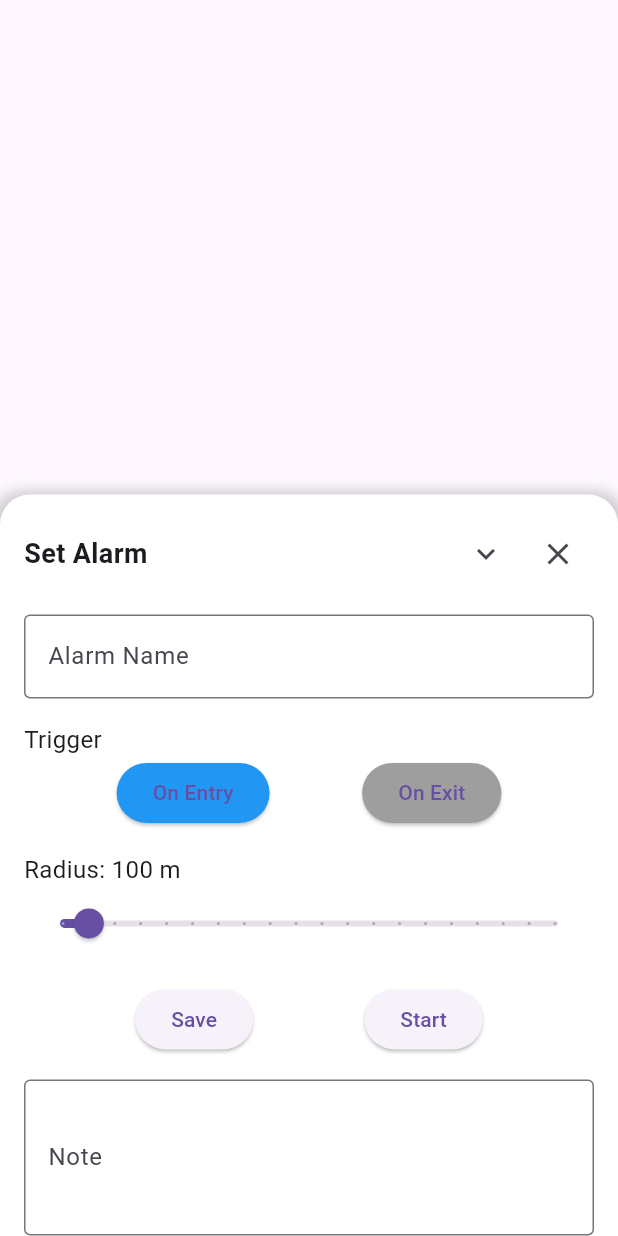
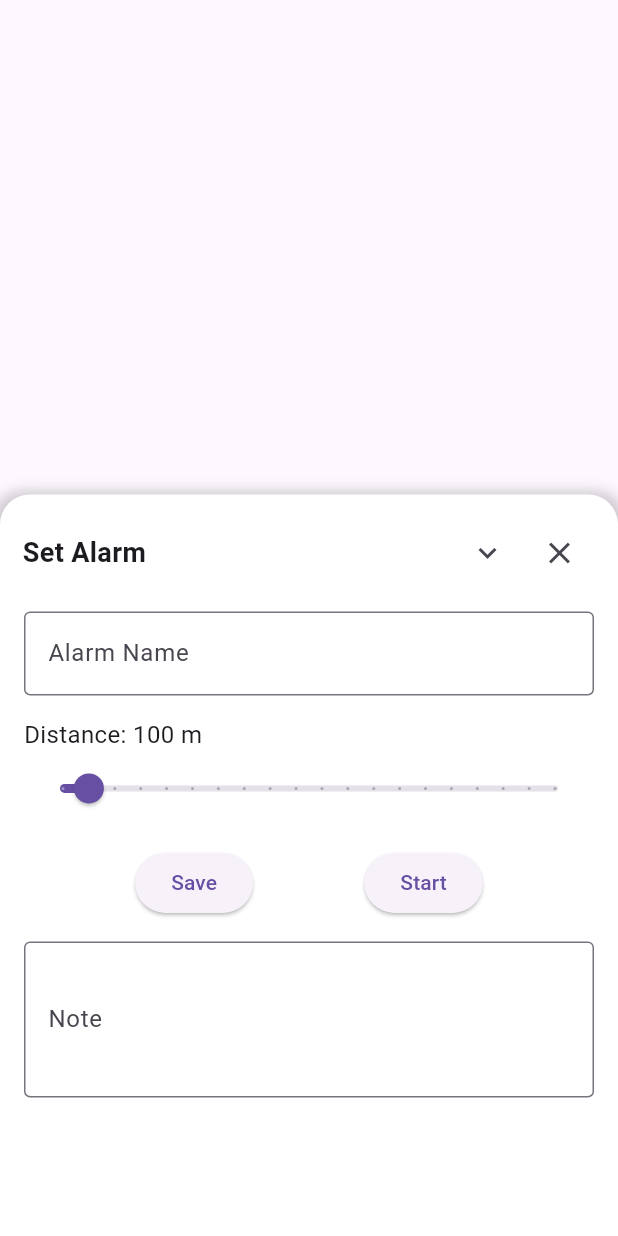
Before and after one commit to enzouro/WakeNav, a Flutter app: the AlarmDrawer widget shown alone on an empty page, opened directly with empty values, after a tap on the "expand less" icon, on a phone screen of 412 x 824 dp. Run offline on Flutter 3.47's test engine with Material 3 defaults, Android fonts, the phone set to English and light mode, and no system bars; our stand-ins replace flutter_map, geolocator, latlong2, shared_preferences; missing offline and left inert: flutter_map_cancellable_tile_provider; accounts and stored records are empty.

Commit message:
Alarm Drawer edited, Save function created

```diff
--- /dev/null
+++ b/wakenav/lib/models/alarm.dart
@@ -0,0 +1,45 @@
+// models/alarm.dart
+
+class Alarm {
+  final String id;
+  final String name;
+  final double distance;
+  final String note;
+  final double latitude;
+  final double longitude;
+  bool isActive;
+
+  Alarm({
+    required this.id,
+    required this.name,
+    required this.distance,
+    this.note = '',
+    required this.latitude,
+    required this.longitude,
+    this.isActive = false,
+  });
+
+  Map<String, dynamic> toJson() {
+    return {
+      'id': id,
+      'name': name,
+      'distance': distance,
+      'note': note,
+      'latitude': latitude,
+      'longitude': longitude,
+      'isActive': isActive,
+    };
+  }
+
+  factory Alarm.fromJson(Map<String, dynamic> json) {
+    return Alarm(
+      id: json['id'],
+      name: json['name'],
+      distance: json['distance'],
+      note: json['note'],
+      latitude: json['latitude'],
+      longitude: json['longitude'],
+      isActive: json['isActive'],
+    );
+  }
+}
--- a/wakenav/lib/widget/alarm_drawer.dart
+++ b/wakenav/lib/widget/alarm_drawer.dart
@@ -1,17 +1,25 @@
 // alarm_drawer.dart
 
 import 'package:flutter/material.dart';
+import 'package:shared_preferences/shared_preferences.dart';
+import 'dart:convert';
+import '../models/alarm.dart';
+import 'package:uuid/uuid.dart';
 
 class AlarmDrawer extends StatefulWidget {
   final Function onCancel;
-  final Function onSave;
+  final Function(Alarm) onSave;
   final Function onStart;
+  final double latitude;
+  final double longitude;
 
   const AlarmDrawer({
     Key? key,
     required this.onCancel,
     required this.onSave,
     required this.onStart,
+    required this.latitude,
+    required this.longitude,
   }) : super(key: key);
 
   @override
@@ -20,12 +28,13 @@ class AlarmDrawer extends StatefulWidget {
 
 class _AlarmDrawerState extends State<AlarmDrawer> {
   bool _isExpanded = false;
-  bool _onEntry = true;
-  bool _onExit = false;
-  double _radius = 100.0;
+  double _distance = 100.0;
   TextEditingController _alarmNameController = TextEditingController();
   TextEditingController _noteController = TextEditingController();
   DraggableScrollableController _draggableController = DraggableScrollableController();
+
+  final double _collapsedSize = 0.4;
+  final double _expandedSize = 0.6;
 
   @override
   void initState() {
@@ -39,21 +48,67 @@ class _AlarmDrawerState extends State<AlarmDrawer> {
     _draggableController.dispose();
     super.dispose();
   }
-
   void _onDraggableChange() {
     final size = _draggableController.size;
     setState(() {
-      _isExpanded = size > 0.55; // Expanded when over 55% of the screen
+      _isExpanded = size > (_collapsedSize + _expandedSize) / 2;
     });
   }
+
+
+  void _toggleExpansion() {
+    final targetSize = _isExpanded ? _collapsedSize : _expandedSize;
+    _draggableController.animateTo(
+      targetSize,
+      duration: Duration(milliseconds: 300),
+      curve: Curves.easeInOut,
+    );
+    setState(() {
+      _isExpanded = !_isExpanded;
+    });
+  }
+
+  Future<void> _saveAlarm() async {
+    final prefs = await SharedPreferences.getInstance();
+    final alarm = Alarm(
+      id: Uuid().v4(),
+      name: _alarmNameController.text,
+      distance: _distance,
+      note: _noteController.text,
+      latitude: widget.latitude,
+      longitude: widget.longitude,
+    );
+
+    // Get existing alarms
+    final String? alarmsJson = prefs.getString('alarms');
+    List<Alarm> alarms = [];
+    if (alarmsJson != null) {
+      final List<dynamic> decodedAlarms = jsonDecode(alarmsJson);
+      alarms = decodedAlarms.map((e) => Alarm.fromJson(e)).toList();
+    }
+
+    // Add new alarm
+    alarms.add(alarm);
+
+    // Save updated alarms list
+    await prefs.setString('alarms', jsonEncode(alarms.map((e) => e.toJson()).toList()));
+
+    // Call the onSave callback
+    widget.onSave(alarm);
+
+    // Close the drawer
+    widget.onCancel();
+  }
+
+
 
   @override
   Widget build(BuildContext context) {
     return DraggableScrollableSheet(
       controller: _draggableController,
-      initialChildSize: 0.5,
-      minChildSize: 0.5,
-      maxChildSize: 0.6,
+      initialChildSize: _collapsedSize,
+      minChildSize: _collapsedSize,
+      maxChildSize: _expandedSize,
       builder: (_, controller) {
         return Container(
           decoration: BoxDecoration(
@@ -71,7 +126,7 @@ class _AlarmDrawerState extends State<AlarmDrawer> {
           child: Column(
             children: [
               Padding(
-                padding: const EdgeInsets.all(16.0),
+                padding: const EdgeInsets.all(15.0),
                 child: Row(
                   mainAxisAlignment: MainAxisAlignment.spaceBetween,
                   children: [
@@ -80,13 +135,7 @@ class _AlarmDrawerState extends State<AlarmDrawer> {
                       children: [
                         IconButton(
                           icon: Icon(_isExpanded ? Icons.expand_more : Icons.expand_less),
-                          onPressed: () {
-                            if (_isExpanded) {
-                              _draggableController.animateTo(0.5, duration: Duration(milliseconds: 300), curve: Curves.easeInOut);
-                            } else {
-                              _draggableController.animateTo(0.6, duration: Duration(milliseconds: 300), curve: Curves.easeInOut);
-                            }
-                          },
+                          onPressed: _toggleExpansion,  // Use the new _toggleExpansion method
                         ),
                         IconButton(
                           icon: Icon(Icons.close),
@@ -109,56 +158,25 @@ class _AlarmDrawerState extends State<AlarmDrawer> {
                         border: OutlineInputBorder(),
                       ),
                     ),
-                    SizedBox(height: 16),
-                    Text('Trigger', style: TextStyle(fontSize: 16)),
-                    Row(
-                      mainAxisAlignment: MainAxisAlignment.spaceEvenly,
-                      children: [
-                        ElevatedButton(
-                          onPressed: () {
-                            setState(() {
-                              _onEntry = true;
-                              _onExit = false;
-                            });
-                          },
-                          style: ElevatedButton.styleFrom(
-                            backgroundColor: _onEntry ? Colors.blue : Colors.grey,
-                          ),
-                          child: Text('On Entry'),
-                        ),
-                        ElevatedButton(
-                          onPressed: () {
-                            setState(() {
-                              _onEntry = false;
-                              _onExit = true;
-                            });
-                          },
-                          style: ElevatedButton.styleFrom(
-                            backgroundColor: _onExit ? Colors.blue : Colors.grey,
-                          ),
-                          child: Text('On Exit'),
-                        ),
-                      ],
-                    ),
-                    SizedBox(height: 16),
-                    Text('Radius: ${_radius.toStringAsFixed(0)} m', style: TextStyle(fontSize: 16)),
+                    SizedBox(height: 15),
+                    Text('Distance: ${_distance.toStringAsFixed(0)} m', style: TextStyle(fontSize: 16)),
                     Slider(
-                      value: _radius,
+                      value: _distance,
                       min: 50,
                       max: 1000,
                       divisions: 19,
                       onChanged: (value) {
                         setState(() {
-                          _radius = value;
+                          _distance = value;
                         });
                       },
                     ),
-                    SizedBox(height: 16),
+                    SizedBox(height: 15),
                     Row(
                       mainAxisAlignment: MainAxisAlignment.spaceEvenly,
                       children: [
                         ElevatedButton(
-                          onPressed: () => widget.onSave(),
+                          onPressed: _saveAlarm,
                           child: Text('Save'),
                         ),
                         ElevatedButton(
@@ -168,7 +186,7 @@ class _AlarmDrawerState extends State<AlarmDrawer> {
                       ],
                     ),
                     if (_isExpanded) ...[
-                      SizedBox(height: 16),
+                      SizedBox(height: 15),
                       TextField(
                         controller: _noteController,
                         decoration: InputDecoration(
--- a/wakenav/pubspec.yaml
+++ b/wakenav/pubspec.yaml
@@ -41,6 +41,11 @@ dependencies:
   http: ^1.2.1
   material_floating_search_bar_2: ^0.5.0
   geofence_service: ^4.0.0
+  shared_preferences: ^2.2.3
+  uuid: ^4.4.2
+  flutter_background_service: ^5.0.6
+  flutter_background_service_android: ^6.2.3
+  flutter_local_notifications: ^17.2.1+2
 
 
   # The following adds the Cupertino Icons font to your application.
```
Also changed, not shown: wakenav/lib/alarms_page.dart (added, +203 -0 lines), wakenav/lib/create_page.dart (deleted, +0 -144 lines), wakenav/lib/main.dart (+5 -3 lines), wakenav/lib/navigate_page.dart (+9 -2 lines), wakenav/lib/alarm_page.dart (added), wakenav/lib/services/geofence_service.dart (deleted), wakenav/pubspec.lock, 1 other file.
